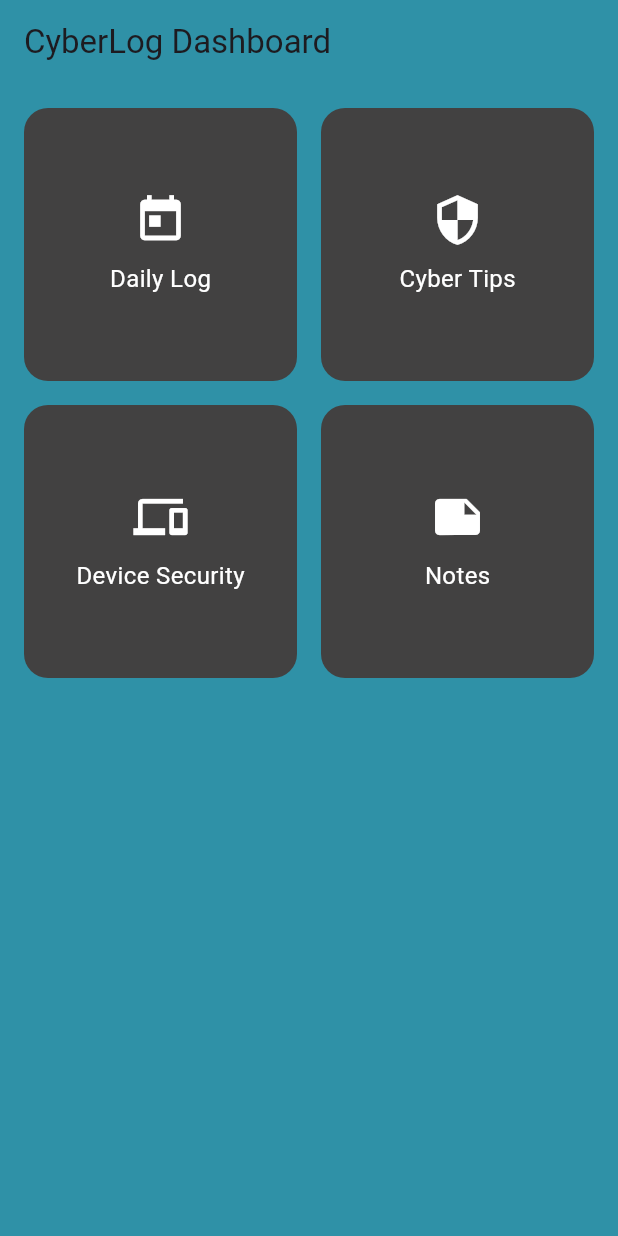
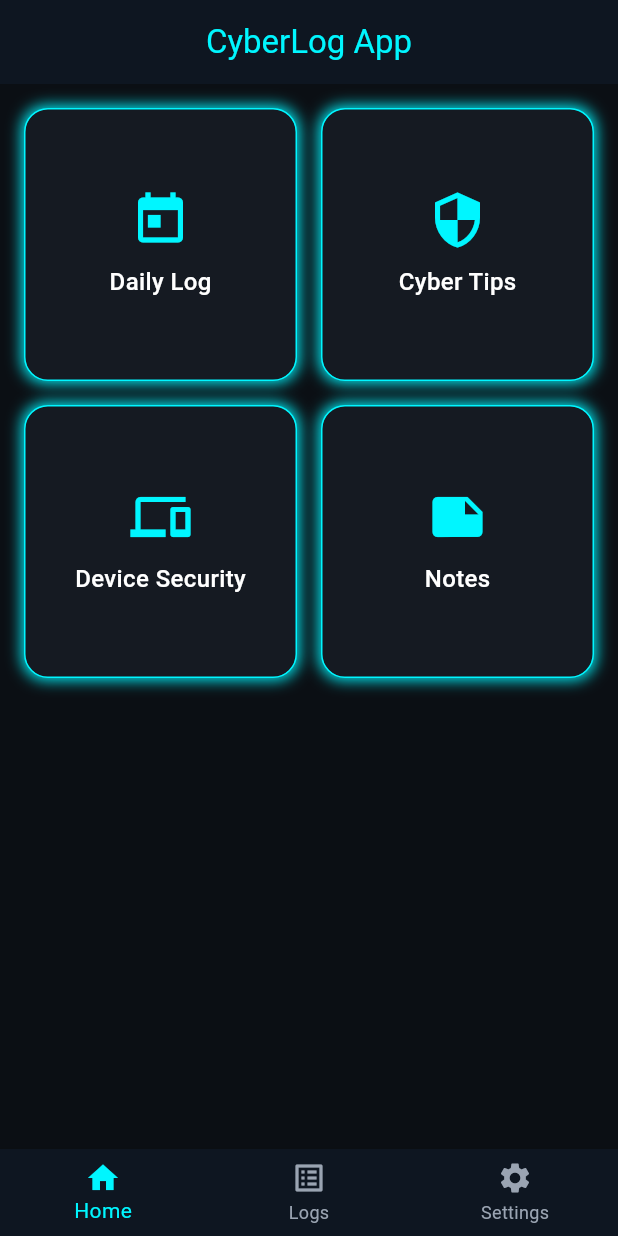
Before and after one commit to UnnateeJigneshSolanki/cyberlog, a Flutter app: the screen it shows after launch, on a phone screen of 412 x 824 dp. Run offline on Flutter 3.47's test engine with Material 3 defaults, Android fonts, the phone set to English and light mode, and no system bars.

Commit message:
Cyberlog app showcasing BottomNavigation concept

```diff
--- a/lib/main.dart
+++ b/lib/main.dart
@@ -1,65 +1,128 @@
 import 'package:flutter/material.dart';
-
 void main() {
   runApp(const MyApp());
 }
-
 class MyApp extends StatelessWidget {
   const MyApp({super.key});
-
   @override
   Widget build(BuildContext context) {
-    return const MaterialApp(
+    return MaterialApp(
     debugShowCheckedModeBanner: false,
-      home: CyberLogDashboard(),
-    );
+    theme: ThemeData(
+    scaffoldBackgroundColor: const Color(0xFF0B0F14),
+    appBarTheme: const AppBarTheme(
+      backgroundColor: Color(0xFF0E1621),
+      foregroundColor: Color(0xFF00F6FF),
+      centerTitle: true ),
+    bottomNavigationBarTheme: const BottomNavigationBarThemeData(
+      backgroundColor: Color(0xFF0E1621),
+      selectedItemColor: Color(0xFF00F6FF),
+      unselectedItemColor: Color(0xFF9AA4B2),
+      showUnselectedLabels: true ),),
+  home: const BottomNavDemo(),
+);}}
+class BottomNavDemo extends StatefulWidget {
+  const BottomNavDemo({super.key});
+  @override
+  State<BottomNavDemo> createState() => _BottomNavDemoState();
 }
-}
-
-class CyberLogDashboard extends StatelessWidget {
-  const CyberLogDashboard({super.key});
-
+class _BottomNavDemoState extends State<BottomNavDemo> {
+  int currentIndex = 0;
+  final List<Widget> screens = const [HomeScreen(),LogsScreen(),SettingsScreen()];
   @override
   Widget build(BuildContext context) {
     return Scaffold(
-      backgroundColor: const Color.fromARGB(255, 47, 145, 167),
-      appBar: AppBar(
-        backgroundColor: const Color.fromARGB(255, 47, 145, 167),
-        title: const Text("CyberLog Dashboard"),
+      appBar: AppBar(title: const Text("CyberLog App"),centerTitle: true,
       ),
-      body: Padding(
+      body: screens[currentIndex],
+      bottomNavigationBar: BottomNavigationBar(
+        currentIndex: currentIndex,
+        onTap: (index) {
+          setState(() {
+            currentIndex = index;
+          });
+        },items: const [
+          BottomNavigationBarItem(icon: Icon(Icons.home),label: "Home"),
+          BottomNavigationBarItem(icon: Icon(Icons.list_alt),label: "Logs"),
+          BottomNavigationBarItem(icon: Icon(Icons.settings), label: "Settings"),
+        ],),);}}
+class HomeScreen extends StatelessWidget {
+  const HomeScreen({super.key});
+  @override
+  Widget build(BuildContext context) {
+    return Padding(
       padding: const EdgeInsets.all(16),
       child: GridView.count(
         crossAxisCount: 2,
         crossAxisSpacing: 16,
         mainAxisSpacing: 16,
         children: [
-            _dashboardCard("Daily Log", Icons.today),
-            _dashboardCard("Cyber Tips", Icons.security),
-            _dashboardCard("Device Security", Icons.devices),
-            _dashboardCard("Notes", Icons.note),
-          ],
+          dashboardCard("Daily Log", Icons.today),
+          dashboardCard("Cyber Tips", Icons.security),
+          dashboardCard("Device Security", Icons.devices),
+          dashboardCard("Notes", Icons.note),
+        ],),);}
+Widget dashboardCard(String title, IconData icon) {
+  return Container(
+    decoration: BoxDecoration(color: const Color(0xFF151A22),borderRadius: BorderRadius.circular(16),
+      boxShadow: [BoxShadow( color: const Color(0xFF00F6FF),blurRadius: 8,spreadRadius: 1 )],
+      border: Border.all(color: const Color(0xFF00F6FF)), ),
+    child: Column(
+      mainAxisAlignment: MainAxisAlignment.center,
+      children: [
+        Icon(icon, color: const Color(0xFF00F6FF), size: 40),
+        const SizedBox(height: 10),
+        Text(title,style: const TextStyle(color: Colors.white,fontSize: 16,fontWeight: FontWeight.w500,
+          ), ),],),);}}
+class LogsScreen extends StatelessWidget {
+  const LogsScreen({super.key});
+  final List<String> logs = const [
+    "Logged in successfully",
+    "Password updated",
+    "New device detected",
+    "Security scan completed",
+    "Notes added",
+  ];
+  @override
+  Widget build(BuildContext context) {
+    return ListView.builder(
+      itemCount: logs.length,
+      itemBuilder: (context, index) {
+    return ListTile(
+      leading: const Icon(Icons.history, color: Color(0xFF00F6FF)),
+      title: Text(logs[index],
+        style: const TextStyle(color: Colors.white),
       ),
+      trailing: const Icon(Icons.arrow_forward_ios,size: 16,color: Color(0xFF7C4DFF)),
+    );},);}}
+class SettingsScreen extends StatelessWidget {
+  const SettingsScreen({super.key});
+  @override
+  Widget build(BuildContext context) {
+    return Column(
+      children: [
+        const Padding(
+          padding: EdgeInsets.all(16),
+          child: Row(
+            children: [
+              Icon(Icons.person),
+              SizedBox(width: 12),
+              Text("Unnatee Solanki",style: TextStyle(fontSize: 18, color: Colors.white),
+              ),], ),),
+        const Divider(),
+        settingsTile(Icons.settings, "Account Settings"),
+        settingsTile(Icons.notifications, "Notifications"),
+        settingsTile(Icons.lock, "Privacy"),
+        settingsTile(Icons.help_outline, "Help & Support"),
+        settingsTile(Icons.info_outline, "About"),
+      ], );}
+Widget settingsTile(IconData icon, String title) {
+  return Column(
+    children: [
+      ListTile(
+        leading: Icon(icon, color: const Color(0xFF00F6FF)),
+        title: Text(title,style: const TextStyle(color: Colors.white)),
+        trailing: const Icon(Icons.arrow_forward_ios, size: 16, color: Color(0xFF7C4DFF)),
       ),
-    );
-  }
-
-  Widget _dashboardCard(String title, IconData icon) {
-    return Container(
-      decoration: BoxDecoration(
-        color: const Color.fromARGB(255, 66, 65, 65),
-        borderRadius: BorderRadius.circular(16),
-      ),
-      child: Center(
-        child: Column(
-          mainAxisSize: MainAxisSize.min,
-          children: [
-            Icon(icon, color: Colors.white, size: 36),
-            const SizedBox(height: 10),
-            Text(title, style: const TextStyle(color: Colors.white, fontSize: 16)),
-          ],
-        ),
-      ),
-    );
-  }
-}
+      const Divider(color: Color(0xFF1F2933), height: 1),
+    ],);}}
```
Lines whose indentation alone changed are shown as unchanged.
